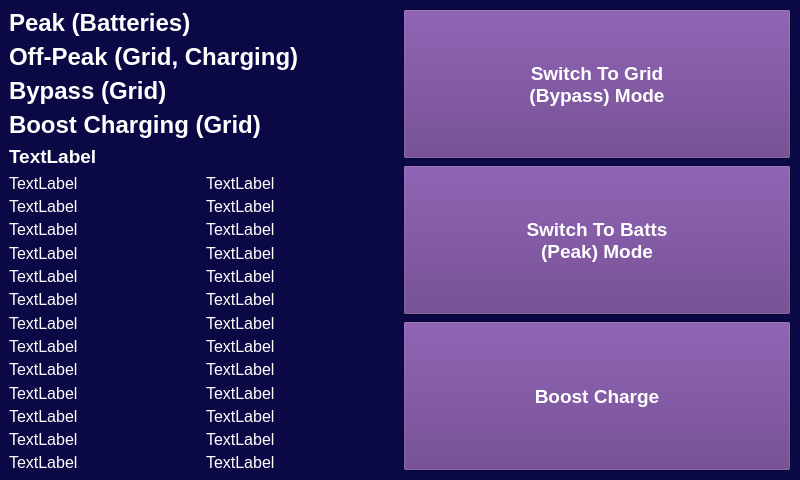
Qt form client/mainwindow.ui (Tobster86/growatt-spf5000es-linux-control) before a commit.
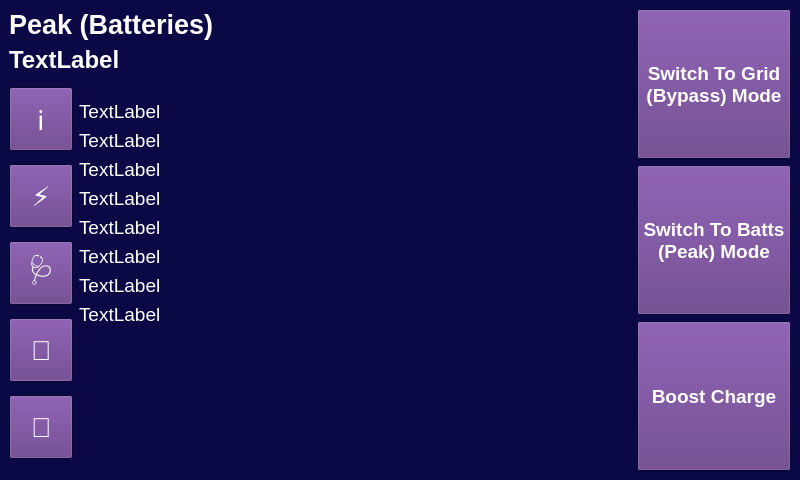
The same form after that commit.

Commit message: Complete (but untested) intelligent off-peak charging and UI improvements.

Diff of the .ui file:
```diff
--- a/client/mainwindow.ui
+++ b/client/mainwindow.ui
@@ -523,7 +523,7 @@
         </property>
         <property name="font">
          <font>
-          <pointsize>18</pointsize>
+          <pointsize>20</pointsize>
           <bold>true</bold>
          </font>
         </property>
@@ -532,63 +532,6 @@
         </property>
        </widget>
       </item>
-      <item>
-       <widget class="QLabel" name="lblOffPeakMode">
-        <property name="sizePolicy">
-         <sizepolicy hsizetype="Maximum" vsizetype="Maximum">
-          <horstretch>0</horstretch>
-          <verstretch>0</verstretch>
-         </sizepolicy>
-        </property>
-        <property name="font">
-         <font>
-          <pointsize>18</pointsize>
-          <bold>true</bold>
-         </font>
-        </property>
-        <property name="text">
-         <string>Off-Peak (Grid, Charging)</string>
-        </property>
-       </widget>
-      </item>
-      <item>
-       <widget class="QLabel" name="lblBypassMode">
-        <property name="sizePolicy">
-         <sizepolicy hsizetype="Maximum" vsizetype="Maximum">
-          <horstretch>0</horstretch>
-          <verstretch>0</verstretch>
-         </sizepolicy>
-        </property>
-        <property name="font">
-         <font>
-          <pointsize>18</pointsize>
-          <bold>true</bold>
-         </font>
-        </property>
-        <property name="text">
-         <string>Bypass (Grid)</string>
-        </property>
-       </widget>
-      </item>
-      <item>
-       <widget class="QLabel" name="lblBoostMode">
-        <property name="sizePolicy">
-         <sizepolicy hsizetype="Maximum" vsizetype="Maximum">
-          <horstretch>0</horstretch>
-          <verstretch>0</verstretch>
-         </sizepolicy>
-        </property>
-        <property name="font">
-         <font>
-          <pointsize>18</pointsize>
-          <bold>true</bold>
-         </font>
-        </property>
-        <property name="text">
-         <string>Boost Charging (Grid)</string>
-        </property>
-       </widget>
-      </item>
       <item>
        <widget class="QLabel" name="lblInverterStatus">
         <property name="sizePolicy">
@@ -599,7 +542,7 @@
         </property>
         <property name="font">
          <font>
-          <pointsize>14</pointsize>
+          <pointsize>18</pointsize>
           <bold>true</bold>
          </font>
         </property>
@@ -612,159 +555,96 @@
        <layout class="QHBoxLayout" name="horizontalLayout">
         <item>
          <layout class="QVBoxLayout" name="verticalLayout">
+          <property name="sizeConstraint">
+           <enum>QLayout::SizeConstraint::SetDefaultConstraint</enum>
+          </property>
           <item>
-           <widget class="QLabel" name="lbl07">
-            <property name="font">
-             <font>
-              <pointsize>12</pointsize>
-             </font>
+           <widget class="QToolButton" name="btnGeneral">
+            <property name="minimumSize">
+             <size>
+              <width>64</width>
+              <height>64</height>
+             </size>
             </property>
-            <property name="text">
-             <string>TextLabel</string>
-            </property>
-           </widget>
-          </item>
-          <item>
-           <widget class="QLabel" name="lbl10">
             <property name="font">
              <font>
-              <pointsize>12</pointsize>
+              <pointsize>20</pointsize>
              </font>
             </property>
             <property name="text">
-             <string>TextLabel</string>
+             <string>ℹ️</string>
             </property>
            </widget>
           </item>
           <item>
-           <widget class="QLabel" name="lbl15">
-            <property name="font">
-             <font>
-              <pointsize>12</pointsize>
-             </font>
+           <widget class="QToolButton" name="btnCharging">
+            <property name="minimumSize">
+             <size>
+              <width>64</width>
+              <height>64</height>
+             </size>
             </property>
-            <property name="text">
-             <string>TextLabel</string>
-            </property>
-           </widget>
-          </item>
-          <item>
-           <widget class="QLabel" name="lbl05">
             <property name="font">
              <font>
-              <pointsize>12</pointsize>
+              <pointsize>20</pointsize>
              </font>
             </property>
             <property name="text">
-             <string>TextLabel</string>
+             <string>⚡</string>
             </property>
            </widget>
           </item>
           <item>
-           <widget class="QLabel" name="lbl04">
-            <property name="font">
-             <font>
-              <pointsize>12</pointsize>
-             </font>
+           <widget class="QToolButton" name="btnHealth">
+            <property name="minimumSize">
+             <size>
+              <width>64</width>
+              <height>64</height>
+             </size>
             </property>
-            <property name="text">
-             <string>TextLabel</string>
-            </property>
-           </widget>
-          </item>
-          <item>
-           <widget class="QLabel" name="lbl11">
             <property name="font">
              <font>
-              <pointsize>12</pointsize>
+              <pointsize>20</pointsize>
              </font>
             </property>
             <property name="text">
-             <string>TextLabel</string>
+             <string>🩺</string>
             </property>
            </widget>
           </item>
           <item>
-           <widget class="QLabel" name="lbl13">
-            <property name="font">
-             <font>
-              <pointsize>12</pointsize>
-             </font>
+           <widget class="QToolButton" name="btnAC">
+            <property name="minimumSize">
+             <size>
+              <width>64</width>
+              <height>64</height>
+             </size>
             </property>
-            <property name="text">
-             <string>TextLabel</string>
-            </property>
-           </widget>
-          </item>
-          <item>
-           <widget class="QLabel" name="lbl03">
             <property name="font">
              <font>
-              <pointsize>12</pointsize>
+              <pointsize>20</pointsize>
              </font>
             </property>
             <property name="text">
-             <string>TextLabel</string>
+             <string>🔌</string>
             </property>
            </widget>
           </item>
           <item>
-           <widget class="QLabel" name="lbl16">
-            <property name="font">
-             <font>
-              <pointsize>12</pointsize>
-             </font>
+           <widget class="QToolButton" name="btnBatteries">
+            <property name="minimumSize">
+             <size>
+              <width>64</width>
+              <height>64</height>
+             </size>
             </property>
-            <property name="text">
-             <string>TextLabel</string>
-            </property>
-           </widget>
-          </item>
-          <item>
-           <widget class="QLabel" name="lbl08">
             <property name="font">
              <font>
-              <pointsize>12</pointsize>
+              <pointsize>20</pointsize>
              </font>
             </property>
             <property name="text">
-             <string>TextLabel</string>
-            </property>
-           </widget>
-          </item>
-          <item>
-           <widget class="QLabel" name="lbl09">
-            <property name="font">
-             <font>
-              <pointsize>12</pointsize>
-             </font>
-            </property>
-            <property name="text">
-             <string>TextLabel</string>
-            </property>
-           </widget>
-          </item>
-          <item>
-           <widget class="QLabel" name="lbl12">
-            <property name="font">
-             <font>
-              <pointsize>12</pointsize>
-             </font>
-            </property>
-            <property name="text">
-             <string>TextLabel</string>
-            </property>
-           </widget>
-          </item>
-          <item>
-           <widget class="QLabel" name="lbl17">
-            <property name="font">
-             <font>
-              <pointsize>12</pointsize>
-             </font>
-            </property>
-            <property name="text">
-             <string>TextLabel</string>
+             <string>🔋</string>
             </property>
            </widget>
           </item>
@@ -773,22 +653,23 @@
         <item>
          <layout class="QVBoxLayout" name="verticalLayout_3">
           <item>
-           <widget class="QLabel" name="lbl20">
-            <property name="font">
-             <font>
-              <pointsize>12</pointsize>
-             </font>
+           <spacer name="horizontalSpacer">
+            <property name="orientation">
+             <enum>Qt::Orientation::Horizontal</enum>
             </property>
-            <property name="text">
-             <string>TextLabel</string>
+            <property name="sizeHint" stdset="0">
+             <size>
+              <width>40</width>
+              <height>20</height>
+             </size>
             </property>
-           </widget>
+           </spacer>
           </item>
           <item>
            <widget class="QLabel" name="lbl22">
             <property name="font">
              <font>
-              <pointsize>12</pointsize>
+              <pointsize>14</pointsize>
              </font>
             </property>
             <property name="text">
@@ -800,7 +681,7 @@
            <widget class="QLabel" name="lbl28">
             <property name="font">
              <font>
-              <pointsize>12</pointsize>
+              <pointsize>14</pointsize>
              </font>
             </property>
             <property name="text">
@@ -809,10 +690,10 @@
            </widget>
           </item>
           <item>
-           <widget class="QLabel" name="lbl26">
+           <widget class="QLabel" name="lbl03">
             <property name="font">
              <font>
-              <pointsize>12</pointsize>
+              <pointsize>14</pointsize>
              </font>
             </property>
             <property name="text">
@@ -821,10 +702,10 @@
            </widget>
           </item>
           <item>
-           <widget class="QLabel" name="lbl27">
+           <widget class="QLabel" name="lbl04">
             <property name="font">
              <font>
-              <pointsize>12</pointsize>
+              <pointsize>14</pointsize>
              </font>
             </property>
             <property name="text">
@@ -833,10 +714,10 @@
            </widget>
           </item>
           <item>
-           <widget class="QLabel" name="lbl30">
+           <widget class="QLabel" name="lbl05">
             <property name="font">
              <font>
-              <pointsize>12</pointsize>
+              <pointsize>14</pointsize>
              </font>
             </property>
             <property name="text">
@@ -848,7 +729,7 @@
            <widget class="QLabel" name="lbl31">
             <property name="font">
              <font>
-              <pointsize>12</pointsize>
+              <pointsize>14</pointsize>
              </font>
             </property>
             <property name="text">
@@ -857,10 +738,10 @@
            </widget>
           </item>
           <item>
-           <widget class="QLabel" name="lbl34">
+           <widget class="QLabel" name="lbl07">
             <property name="font">
              <font>
-              <pointsize>12</pointsize>
+              <pointsize>14</pointsize>
              </font>
             </property>
             <property name="text">
@@ -869,10 +750,10 @@
            </widget>
           </item>
           <item>
-           <widget class="QLabel" name="lbl32">
+           <widget class="QLabel" name="lbl08">
             <property name="font">
              <font>
-              <pointsize>12</pointsize>
+              <pointsize>14</pointsize>
              </font>
             </property>
             <property name="text">
@@ -881,52 +762,17 @@
            </widget>
           </item>
           <item>
-           <widget class="QLabel" name="lbl25">
-            <property name="font">
-             <font>
-              <pointsize>12</pointsize>
-             </font>
+           <spacer name="verticalSpacer">
+            <property name="orientation">
+             <enum>Qt::Orientation::Vertical</enum>
             </property>
-            <property name="text">
-             <string>TextLabel</string>
+            <property name="sizeHint" stdset="0">
+             <size>
+              <width>20</width>
+              <height>40</height>
+             </size>
             </property>
-           </widget>
-          </item>
-          <item>
-           <widget class="QLabel" name="lbl29">
-            <property name="font">
-             <font>
-              <pointsize>12</pointsize>
-             </font>
-            </property>
-            <property name="text">
-             <string>TextLabel</string>
-            </property>
-           </widget>
-          </item>
-          <item>
-           <widget class="QLabel" name="lbl23">
-            <property name="font">
-             <font>
-              <pointsize>12</pointsize>
-             </font>
-            </property>
-            <property name="text">
-             <string>TextLabel</string>
-            </property>
-           </widget>
-          </item>
-          <item>
-           <widget class="QLabel" name="lbl21">
-            <property name="font">
-             <font>
-              <pointsize>12</pointsize>
-             </font>
-            </property>
-            <property name="text">
-             <string>TextLabel</string>
-            </property>
-           </widget>
+           </spacer>
           </item>
          </layout>
         </item>
```
Left out of the diff: 8 changed lines with no effect on the pictures. The commit also changes 7 other files.
